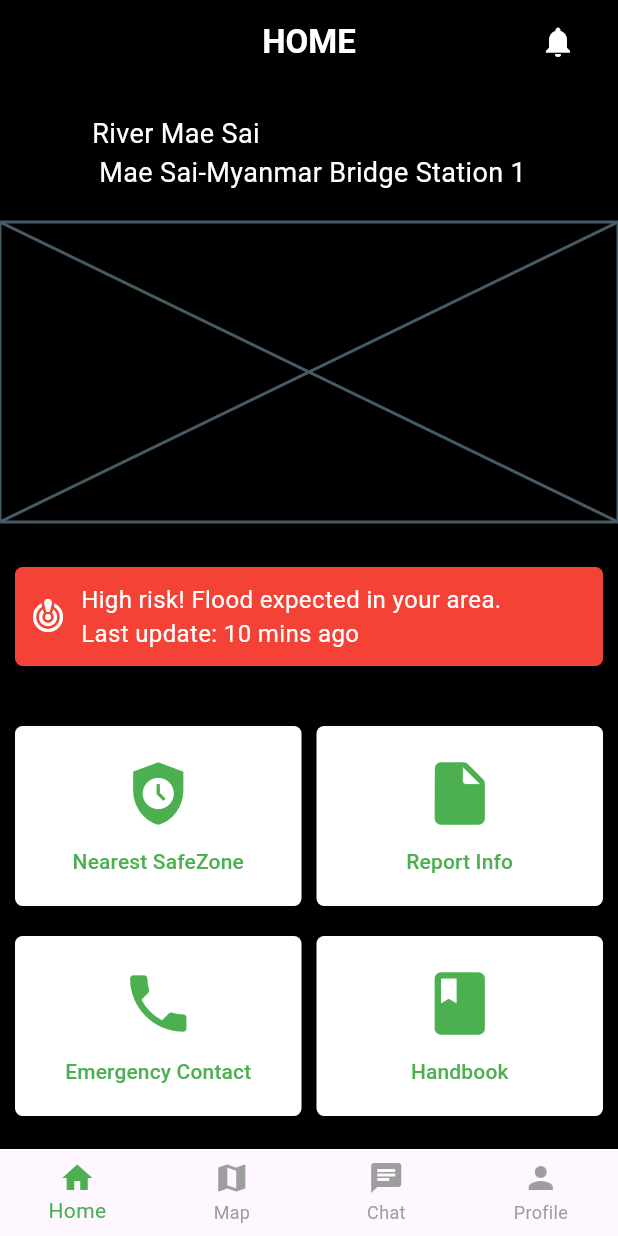
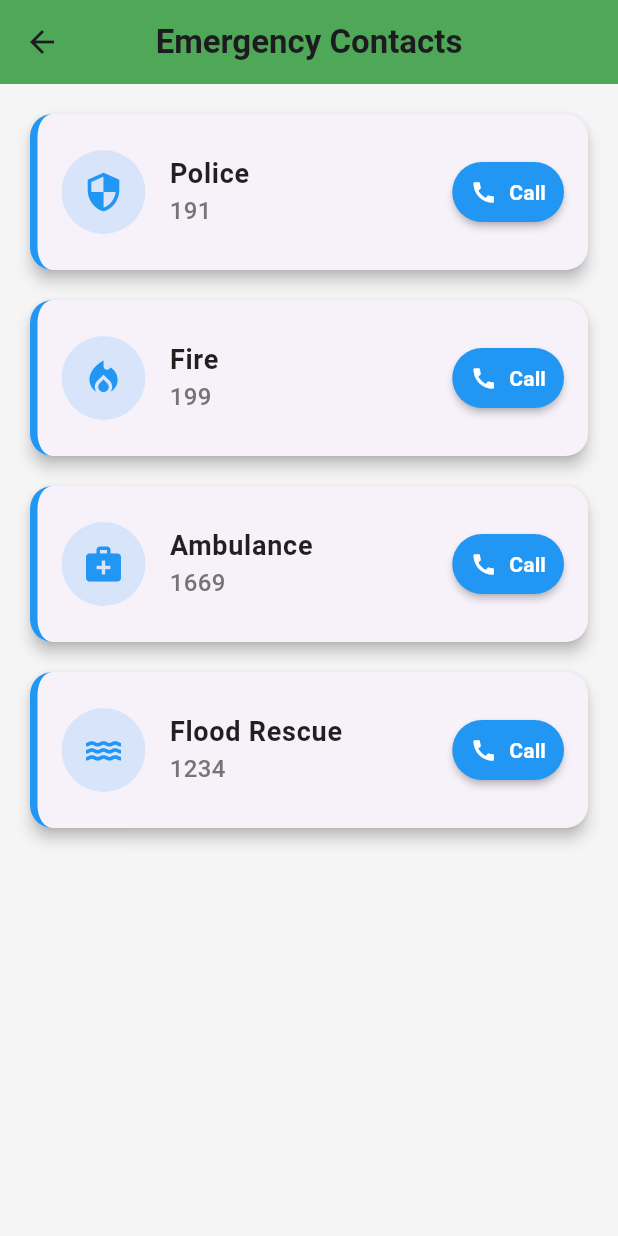
Before and after one commit to LinnLinn4/FloodNavi, a Flutter app: the screen it shows after launch, after a tap on "Emergency Contact", on a phone screen of 412 x 824 dp. Run offline on Flutter 3.47's test engine with Material 3 defaults, Android fonts, the phone set to English and light mode, and no system bars; our stand-ins replace google_maps_flutter, shared_preferences; missing offline and left inert: syncfusion_flutter_pdfviewer.

Commit message:
redesigned the emergency contact ui

```diff
--- /dev/null
+++ b/floodnavi/lib/pages/emergency_contact.dart
@@ -0,0 +1,140 @@
+import 'package:flutter/material.dart';
+import 'package:url_launcher/url_launcher.dart';
+
+class EmergencyContact {
+  final String name;
+  final String phoneNumber;
+  final Color color;
+  final IconData icon;
+
+  EmergencyContact({
+    required this.name,
+    required this.phoneNumber,
+    required this.color,
+    required this.icon,
+  });
+}
+
+class EmergencyContactScreen extends StatelessWidget {
+  final List<EmergencyContact> contacts = [
+    EmergencyContact(
+      name: 'Police',
+      phoneNumber: '191',
+      color: Colors.blue,
+      icon: Icons.security,
+    ),
+    EmergencyContact(
+      name: 'Fire',
+      phoneNumber: '199',
+      color: Colors.blue,
+      icon: Icons.local_fire_department,
+    ),
+    EmergencyContact(
+      name: 'Ambulance',
+      phoneNumber: '1669',
+      color: Colors.blue,
+      icon: Icons.medical_services,
+    ),
+    EmergencyContact(
+      name: 'Flood Rescue',
+      phoneNumber: '1234',
+      color: Colors.blue,
+      icon: Icons.water,
+    ),
+  ];
+
+  void _callContact(String phoneNumber) async {
+    final Uri callUri = Uri(scheme: 'tel', path: phoneNumber);
+    if (await canLaunchUrl(callUri)) {
+      await launchUrl(callUri);
+    } else {
+      throw 'Could not call $phoneNumber';
+    }
+  }
+
+  @override
+  Widget build(BuildContext context) {
+    return Scaffold(
+      backgroundColor: Colors.grey[100],
+      appBar: AppBar(
+        title: Text(
+          'Emergency Contacts',
+          style: TextStyle(fontWeight: FontWeight.bold, fontSize: 22),
+        ),
+        backgroundColor: Colors.green,
+        centerTitle: true,
+        elevation: 3,
+      ),
+      body: Padding(
+        padding: EdgeInsets.all(16.0),
+        child: ListView.separated(
+          itemCount: contacts.length,
+          separatorBuilder: (context, idx) => SizedBox(height: 12),
+          itemBuilder: (context, index) {
+            final contact = contacts[index];
+            return Card(
+              shape: RoundedRectangleBorder(
+                borderRadius: BorderRadius.circular(15),
+              ),
+              elevation: 4,
+              child: Container(
+                decoration: BoxDecoration(
+                  borderRadius: BorderRadius.circular(15),
+                  border: Border(
+                    left: BorderSide(color: contact.color, width: 5),
+                  ),
+                ),
+                child: ListTile(
+                  contentPadding: EdgeInsets.all(16),
+                  leading: CircleAvatar(
+                    backgroundColor: contact.color.withOpacity(0.15),
+                    child: Icon(contact.icon, color: contact.color, size: 28),
+                    radius: 28,
+                  ),
+                  title: Text(
+                    contact.name,
+                    style: TextStyle(
+                      fontSize: 18,
+                      fontWeight: FontWeight.bold,
+                      color: Colors.black87,
+                    ),
+                  ),
+                  subtitle: Text(
+                    contact.phoneNumber,
+                    style: TextStyle(
+                      fontSize: 16,
+                      color: Colors.grey[600],
+                      fontWeight: FontWeight.w500,
+                    ),
+                  ),
+                  trailing: ElevatedButton.icon(
+                    style: ElevatedButton.styleFrom(
+                      backgroundColor: contact.color,
+                      shape: RoundedRectangleBorder(
+                        borderRadius: BorderRadius.circular(25),
+                      ),
+                      padding: EdgeInsets.symmetric(
+                        horizontal: 12,
+                        vertical: 10,
+                      ),
+                      elevation: 2,
+                    ),
+                    icon: Icon(Icons.call, color: Colors.white, size: 18),
+                    label: Text(
+                      'Call',
+                      style: TextStyle(
+                        color: Colors.white,
+                        fontWeight: FontWeight.bold,
+                      ),
+                    ),
+                    onPressed: () => _callContact(contact.phoneNumber),
+                  ),
+                ),
+              ),
+            );
+          },
+        ),
+      ),
+    );
+  }
+}
--- a/floodnavi/lib/pages/home_page.dart
+++ b/floodnavi/lib/pages/home_page.dart
@@ -1,4 +1,5 @@
 import 'package:flutter/material.dart';
+import 'emergency_contact.dart'; // Import your emergency contact page
 
 class HomePage extends StatelessWidget {
   const HomePage({super.key});
@@ -6,7 +7,6 @@ class HomePage extends StatelessWidget {
   @override
   Widget build(BuildContext context) {
     return Scaffold(
-      // extendBodyBehindAppBar: true,
       appBar: AppBar(
         backgroundColor: Colors.black,
         elevation: 0,
@@ -33,24 +33,17 @@ class HomePage extends StatelessWidget {
         padding: EdgeInsets.only(top: 20),
         width: double.infinity,
         height: double.infinity,
-        decoration: const BoxDecoration(
-          color: Colors.black,
-          // image: DecorationImage(
-          //   image: AssetImage("assets/images/background.jpg"),
-          //   fit: BoxFit.cover,
-          // ),
-        ),
-
+        decoration: const BoxDecoration(color: Colors.black),
         child: Column(
           children: [
-            Text(
+            const Text(
               "River Mae Sai\n Mae Sai-Myanmar Bridge Station 1",
               style: TextStyle(color: Colors.white, fontSize: 18),
+              textAlign: TextAlign.center,
             ),
-            SizedBox(height: 20), // space between widgets
-            Placeholder(fallbackHeight: 200),
-            SizedBox(height: 20),
-
+            const SizedBox(height: 20), // space between widgets
+            const Placeholder(fallbackHeight: 200),
+            const SizedBox(height: 20),
             Container(
               decoration: BoxDecoration(
                 color: Colors.red,
@@ -59,53 +52,72 @@ class HomePage extends StatelessWidget {
               padding: const EdgeInsets.all(10),
               margin: const EdgeInsets.all(10),
               child: Row(
-                children: [
+                children: const [
                   Icon(Icons.crisis_alert, color: Colors.white),
                   SizedBox(width: 10),
-                  Text(
-                    "High risk! Flood expected in your area.\nLast update: 10 mins ago",
-                    style: TextStyle(color: Colors.white, fontSize: 16),
+                  Expanded(
+                    child: Text(
+                      "High risk! Flood expected in your area.\nLast update: 10 mins ago",
+                      style: TextStyle(color: Colors.white, fontSize: 16),
+                    ),
                   ),
                 ],
               ),
             ),
-
-            SizedBox(height: 20),
-
+            const SizedBox(height: 20),
             Container(
-              margin: EdgeInsets.all(10),
+              margin: const EdgeInsets.all(10),
               child: Column(
                 children: [
                   Row(
                     mainAxisAlignment: MainAxisAlignment.center,
-
                     children: [
                       Expanded(
                         child: _buildButton(
                           Icons.safety_check,
                           "Nearest SafeZone",
+                          () {
+                            // Add navigation or action here
+                          },
                         ),
                       ),
-                      SizedBox(width: 10),
+                      const SizedBox(width: 10),
                       Expanded(
                         child: _buildButton(
                           Icons.insert_drive_file_rounded,
                           "Report Info",
+                          () {
+                            // Add navigation or action here
+                          },
                         ),
                       ),
                     ],
                   ),
-
-                  SizedBox(height: 20),
-
+                  const SizedBox(height: 20),
                   Row(
                     mainAxisAlignment: MainAxisAlignment.center,
                     children: [
                       Expanded(
-                        child: _buildButton(Icons.phone, "Emergency Contact"),
+                        child: _buildButton(
+                          Icons.phone,
+                          "Emergency Contact",
+                          () {
+                            // Navigate to EmergencyContactScreen
+                            Navigator.push(
+                              context,
+                              MaterialPageRoute(
+                                builder: (context) => EmergencyContactScreen(),
+                              ),
+                            );
+                          },
+                        ),
                       ),
-                      SizedBox(width: 10),
-                      Expanded(child: _buildButton(Icons.book, "Handbook")),
+                      const SizedBox(width: 10),
+                      Expanded(
+                        child: _buildButton(Icons.book, "Handbook", () {
+                          // Add navigation or action here
+                        }),
+                      ),
                     ],
                   ),
                 ],
@@ -118,7 +130,7 @@ class HomePage extends StatelessWidget {
   }
 }
 
-Widget _buildButton(IconData icon, String label) {
+Widget _buildButton(IconData icon, String label, VoidCallback onPressed) {
   return SizedBox(
     height: 120,
     child: ElevatedButton(
@@ -128,10 +140,9 @@ Widget _buildButton(IconData icon, String label) {
         shape: RoundedRectangleBorder(
           borderRadius: BorderRadius.circular(5), // rounded corners
         ),
-        padding: EdgeInsets.all(10),
+        padding: const EdgeInsets.all(10),
       ),
-
-      onPressed: () => {},
+      onPressed: onPressed,
       child: Column(
         mainAxisAlignment: MainAxisAlignment.spaceEvenly,
         children: [
--- a/floodnavi/pubspec.yaml
+++ b/floodnavi/pubspec.yaml
@@ -39,6 +39,7 @@ dependencies:
   geolocator: ^13.0.1
   shared_preferences: ^2.3.2
   syncfusion_flutter_pdfviewer: ^31.2.2
+  url_launcher: ^6.3.2
 
 
 dev_dependencies:
```
Also changed, not shown: floodnavi/pubspec.lock.
